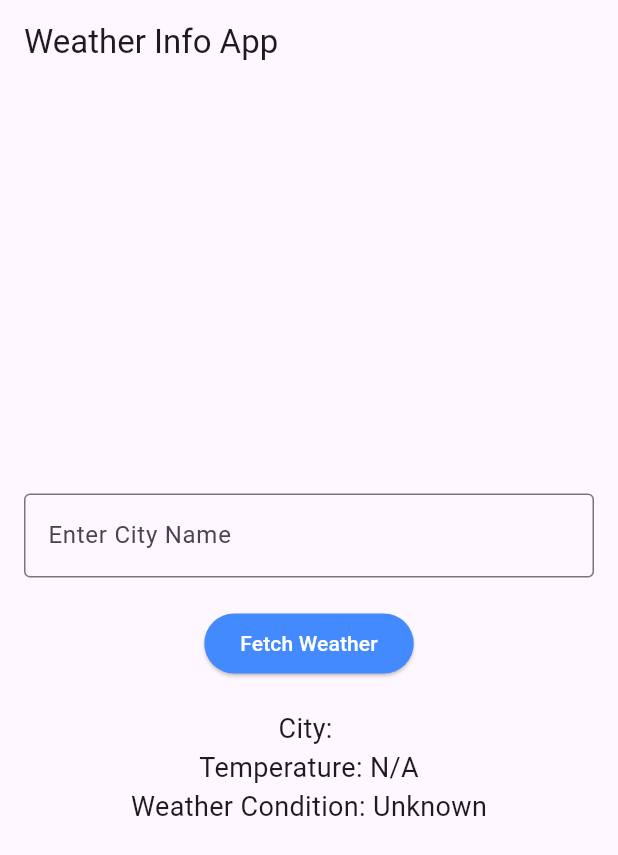
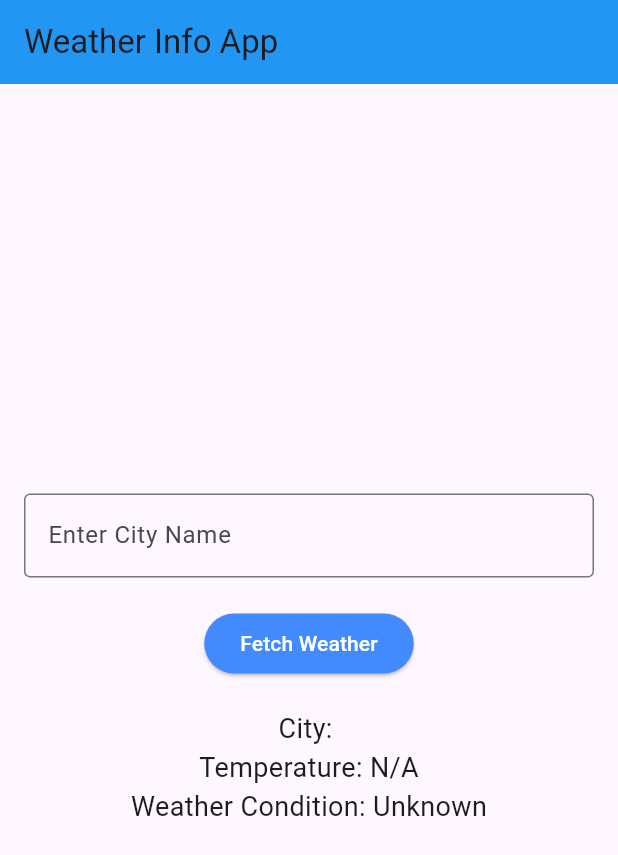
Before and after one commit to tan8325/weather_info_app, a Flutter app: the screen it shows after launch, on a phone screen of 412 x 824 dp. Shown: the top 855 px of the screen. Run offline on Flutter 3.47's test engine with Material 3 defaults, Android fonts, the light colour scheme and no system bars.

Commit message:
Final testing and adjustments

```diff
--- a/lib/main.dart
+++ b/lib/main.dart
@@ -52,6 +52,7 @@ class _WeatherHomePageState extends State<WeatherHomePage> {
     return Scaffold(
       appBar: AppBar(
         title: Text('Weather Info App'),
+        backgroundColor: Colors.blue, // Add background color for the header bar
       ),
       body: Padding(
         padding: const EdgeInsets.all(16.0),
```
